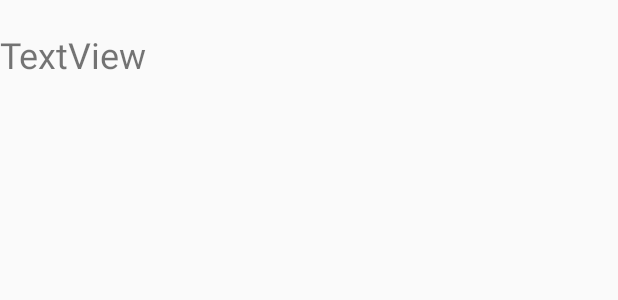
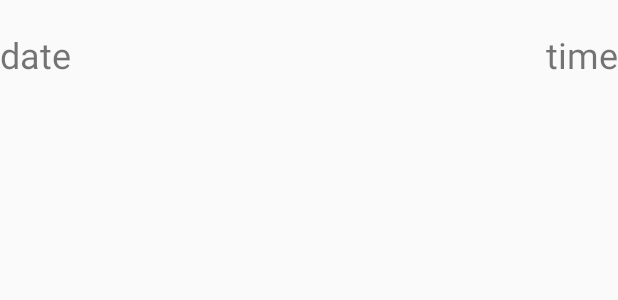
Before and after one commit to Kadhir99/Clinic, an Android app: the layout appointhistory.xml on its own in the app's theme, with its tools: preview values and no code run, on a phone screen of 412 x 824 dp. Shown: the top 300 px of the screen. Run offline under Robolectric (Android 15) with nearby library versions, the phone set to English and light mode, and no system bars.

Commit message:
pre-final push

```diff
--- a/app/src/main/java/in/dentocare/clinic_management/Doctor.java
+++ b/app/src/main/java/in/dentocare/clinic_management/Doctor.java
@@ -1,5 +1,6 @@
 package in.dentocare.clinic_management;
 
+import android.content.Intent;
 import android.os.Bundle;
 
 import com.google.android.material.floatingactionbutton.FloatingActionButton;
@@ -100,6 +101,9 @@ public class Doctor extends AppCompatActivity
             t.add(R.id.doctor_container,new Fragment2(),"frag2");
             t.commit();
         } else if (id == R.id.nav_slideshow) {
+            Intent intent = new Intent(this, AppointmentHistory.class);
+            intent.putExtra("flag",true);
+            startActivity(intent);
 
         } else if (id == R.id.nav_tools) {
 
--- a/app/src/main/res/layout/appointhistory.xml
+++ b/app/src/main/res/layout/appointhistory.xml
@@ -1,16 +1,30 @@
 <?xml version="1.0" encoding="utf-8"?>
-<LinearLayout xmlns:android="http://schemas.android.com/apk/res/android"
+<androidx.constraintlayout.widget.ConstraintLayout xmlns:android="http://schemas.android.com/apk/res/android"
+    xmlns:app="http://schemas.android.com/apk/res-auto"
     android:orientation="vertical" android:layout_width="match_parent"
     android:layout_height="wrap_content">
 
 
+        <TextView
+            android:id="@+id/Adate"
+            android:layout_width="0dp"
+            android:layout_height="wrap_content"
+            android:paddingTop="20dp"
+            android:text="date"
+            android:textSize="24sp"
+            app:layout_constraintEnd_toStartOf="@+id/Atime"
+            app:layout_constraintStart_toStartOf="parent"
+            app:layout_constraintTop_toTopOf="parent" />
 
         <TextView
-            android:id="@+id/value"
-            android:layout_width="match_parent"
+            android:id="@+id/Atime"
+            android:layout_width="0dp"
             android:layout_height="wrap_content"
+            android:gravity="right"
             android:paddingTop="20dp"
-            android:text="TextView"
-            android:textSize="24sp" />
-
-</LinearLayout>
+            android:text="time"
+            android:textSize="24sp"
+            app:layout_constraintEnd_toEndOf="parent"
+            app:layout_constraintStart_toEndOf="@+id/Adate"
+            app:layout_constraintTop_toTopOf="parent" />
+</androidx.constraintlayout.widget.ConstraintLayout>
```
Also changed, not shown: app/src/main/java/in/dentocare/clinic_management/AppointmentHistory.java (+74 -22 lines), app/src/main/java/in/dentocare/clinic_management/Fragment1.java (+20 -3 lines), app/src/main/java/in/dentocare/clinic_management/Fragment3.java (+8 -8 lines), app/src/main/java/in/dentocare/clinic_management/LoginActivity.java (+7 -2 lines), app/src/main/java/in/dentocare/clinic_management/MyAdapter.java (+14 -7 lines), app/src/main/java/in/dentocare/clinic_management/UserInfo.java (+80 -2 lines), app/src/main/res/layout/activity_appointment_history.xml (+26 -2 lines).
